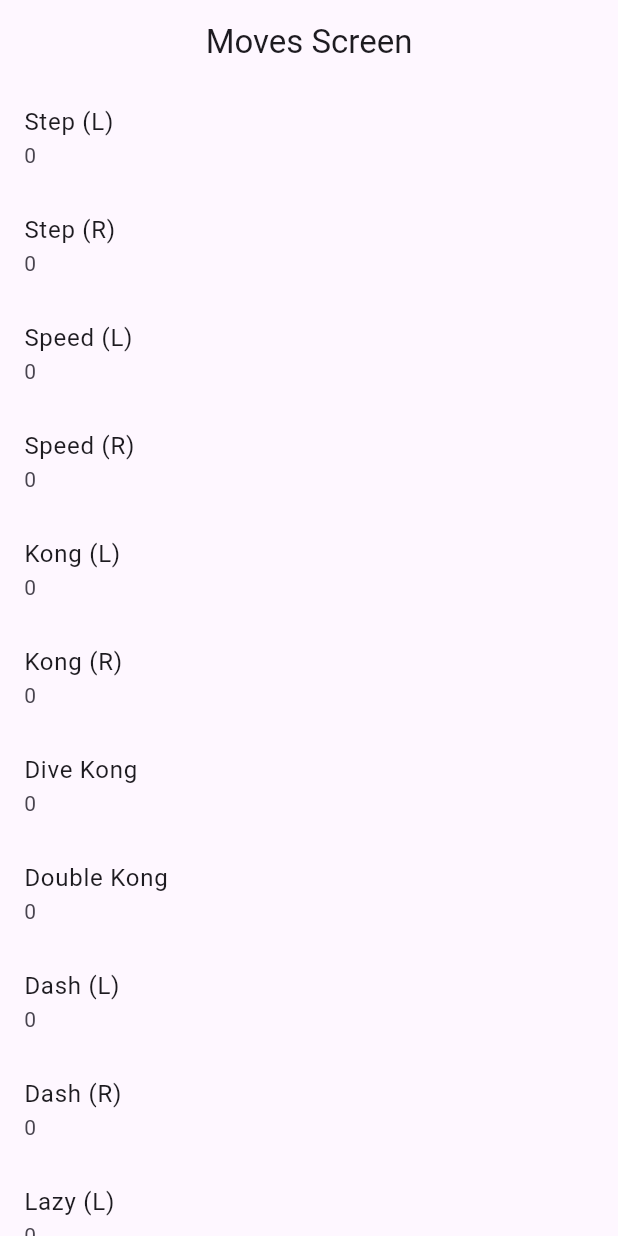
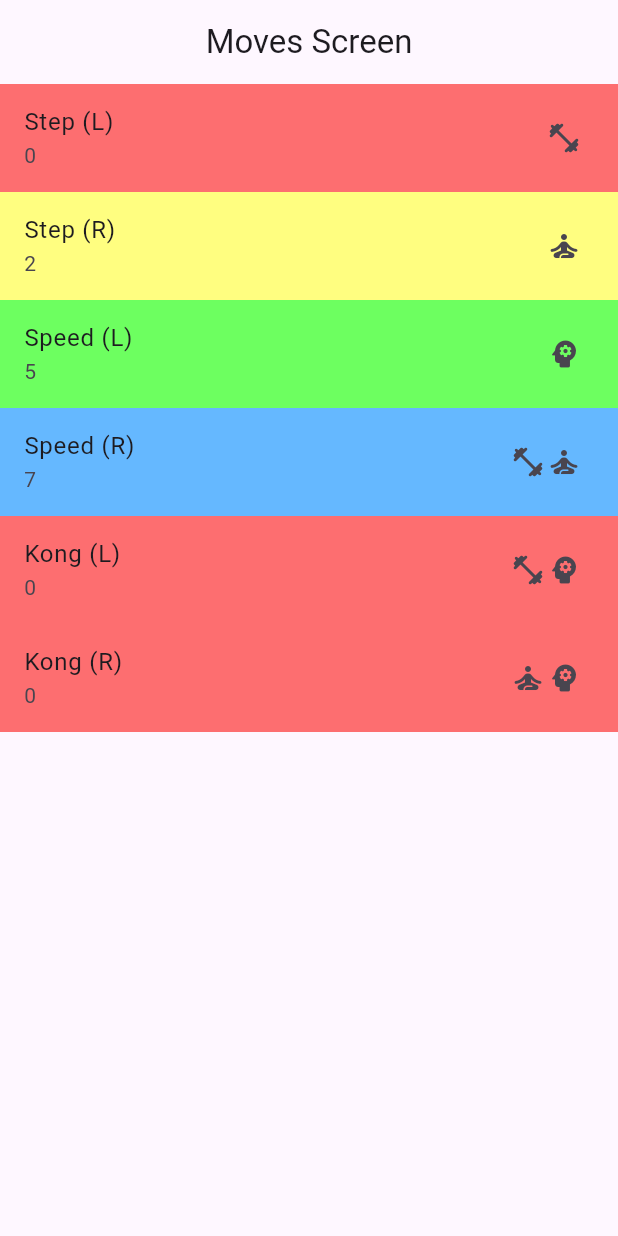
Before and after one commit to fortetude/fortetude, a Flutter app: the MovesScreen screen opened directly, on a phone screen of 412 x 824 dp. Run offline on Flutter 3.47's test engine with Material 3 defaults, Android fonts, the light colour scheme and no system bars; our stand-ins replace google_fonts.

Commit message:
added area of concern icons to move list tiles

```diff
--- a/lib/features/moves/models/move.dart
+++ b/lib/features/moves/models/move.dart
@@ -1,4 +1,4 @@
-import 'dart:ui';
+import 'package:flutter/material.dart';
 
 // Direction of the move
 enum Direction {
@@ -37,10 +37,10 @@ enum Competency {
 
   // switch color based on competency level
   Color color() => switch(this) {
-    Competency.unonciousCompetence => Color.fromARGB(255, 0, 0, 255),
-    Competency.conciousCompetence => Color.fromARGB(255, 0, 255, 0),
-    Competency.conciousIncompetece => Color.fromARGB(255, 255, 255, 0),
-    Competency.unconciousIncompetence => Color.fromARGB(255, 255, 0, 0),
+    Competency.unonciousCompetence => Color.fromARGB(200, 59, 167, 255),
+    Competency.conciousCompetence => Color.fromARGB(240, 100, 255, 86),
+    Competency.conciousIncompetece => Color.fromARGB(230, 255, 255, 114),
+    Competency.unconciousIncompetence => Color.fromARGB(209, 253, 80, 80),
   };
 }
 
@@ -76,8 +76,8 @@ class Move {
     required this.competency,
     required this.control,
     DateTime? lastModified,
-    Set<AreaOfConcern>? areas,
-    String? notes = '',
+    this.areas = const {},
+    this.notes = '',
   }) : lastModified = lastModified ?? DateTime.now();
 
   // string checks
@@ -86,6 +86,32 @@ class Move {
         ? value.substring(0, 1000)
         : value;
   }
+
+  List<IconData> getIcons() {
+    List<IconData> icons = [];
+
+    if(areas == null) {
+      print("$name is null");
+      return icons;
+    }
+
+    print("$name has AreaOfConcern $areas");
+
+    if (areas?.contains(AreaOfConcern.physical) ?? false) {
+      icons.add(Icons.fitness_center_rounded);
+    }
+
+    if (areas?.contains(AreaOfConcern.mental) ?? false) {
+      icons.add(Icons.self_improvement_rounded);
+    }
+
+    if (areas?.contains(AreaOfConcern.technique) ?? false) {
+      icons.add(Icons.psychology_rounded);
+    }
+
+    return icons;
+  }
+
 
   Move copyWith({
     Competency? competency,
--- a/lib/features/moves/screens/moves_screen.dart
+++ b/lib/features/moves/screens/moves_screen.dart
@@ -17,6 +17,14 @@ class MovesScreen extends StatelessWidget {
             ListTile(
               title: Text(move.name),
               subtitle: Text(move.control.toString()),
+              tileColor: move.competency.color(),
+              trailing: Row (
+                mainAxisSize: MainAxisSize.min,
+                children: [
+                  for (IconData i in move.getIcons())
+                    Icon(i),
+                ]
+              ),
               onTap: () { showModalBottomSheet<void>(
                 context: build,
                 builder: (BuildContext context) {
```
Also changed, not shown: lib/features/moves/models/move_items.dart (+22 -10 lines).
